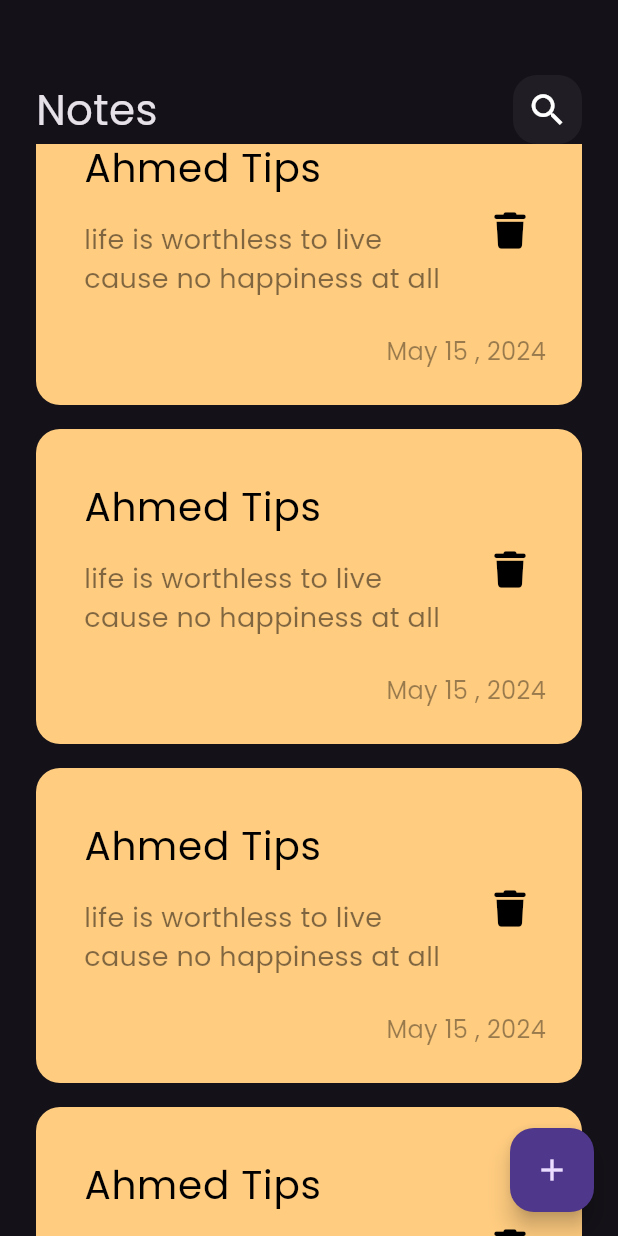
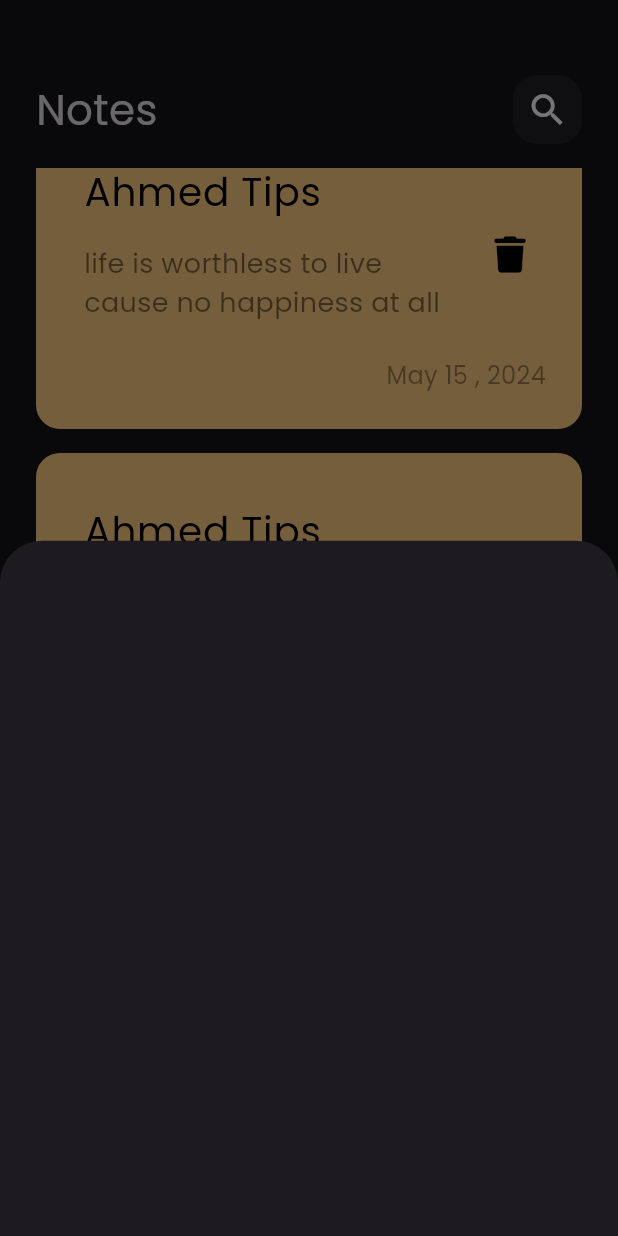
Before and after one commit to wolverinee7/notes_app, a Flutter app: the screen it shows after launch, scrolled down 2304 dp, after a tap on the "add" icon, on a phone screen of 412 x 824 dp. Run offline on Flutter 3.47's test engine with Material 3 defaults, Android fonts, the phone set to English and light mode, and no system bars; our stand-ins replace font_awesome_flutter.

Commit message:
show modal bottom sheet

```diff
--- a/lib/views/notes_view.dart
+++ b/lib/views/notes_view.dart
@@ -1,4 +1,5 @@
 import 'package:flutter/material.dart';
+import 'package:notes_app/widgets/addnote_bottomsheet.dart';
 import 'package:notes_app/widgets/notes_view_body.dart';
 
 class NotesView extends StatelessWidget {
@@ -9,8 +10,14 @@ class NotesView extends StatelessWidget {
     return Scaffold(
       body: const NotesViewBody(),
       floatingActionButton: FloatingActionButton(
-        onPressed: () {},
-        child: Icon(
+        onPressed: () {
+          showModalBottomSheet(
+              context: context,
+              builder: (context) {
+                return const AddNoteBottomSheet();
+              });
+        },
+        child: const Icon(
           Icons.add,
         ),
       ),
--- /dev/null
+++ b/lib/widgets/addnote_bottomsheet.dart
@@ -0,0 +1,10 @@
+import 'package:flutter/material.dart';
+
+class AddNoteBottomSheet extends StatelessWidget {
+  const AddNoteBottomSheet({super.key});
+
+  @override
+  Widget build(BuildContext context) {
+    return Container();
+  }
+}
--- a/lib/widgets/notes_list_view.dart
+++ b/lib/widgets/notes_list_view.dart
@@ -8,11 +8,16 @@ class NotesListView extends StatelessWidget {
 
   @override
   Widget build(BuildContext context) {
-    return ListView.builder(itemBuilder: ((context, index) {
-      return const Padding(
-        padding: EdgeInsets.symmetric(vertical: 8),
-        child: NotesItem(),
-      );
-    }));
+    return Padding(
+      padding: const EdgeInsets.symmetric(vertical: 16),
+      child: ListView.builder(
+          padding: EdgeInsets.zero,
+          itemBuilder: ((context, index) {
+            return const Padding(
+              padding: EdgeInsets.symmetric(vertical: 8),
+              child: NotesItem(),
+            );
+          })),
+    );
   }
 }
```
